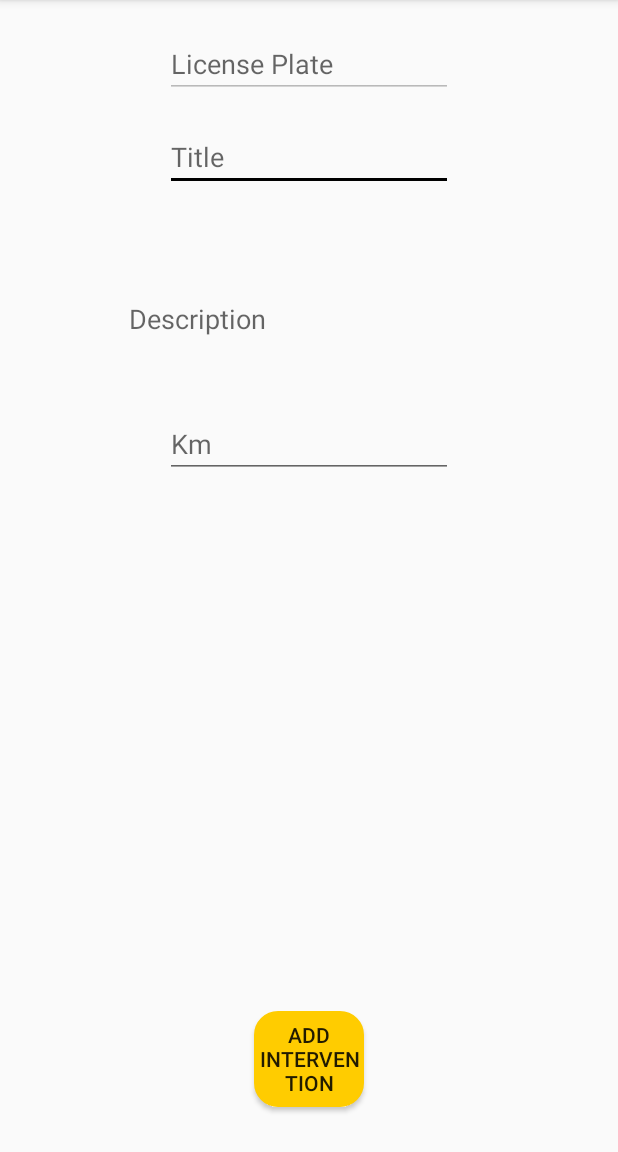
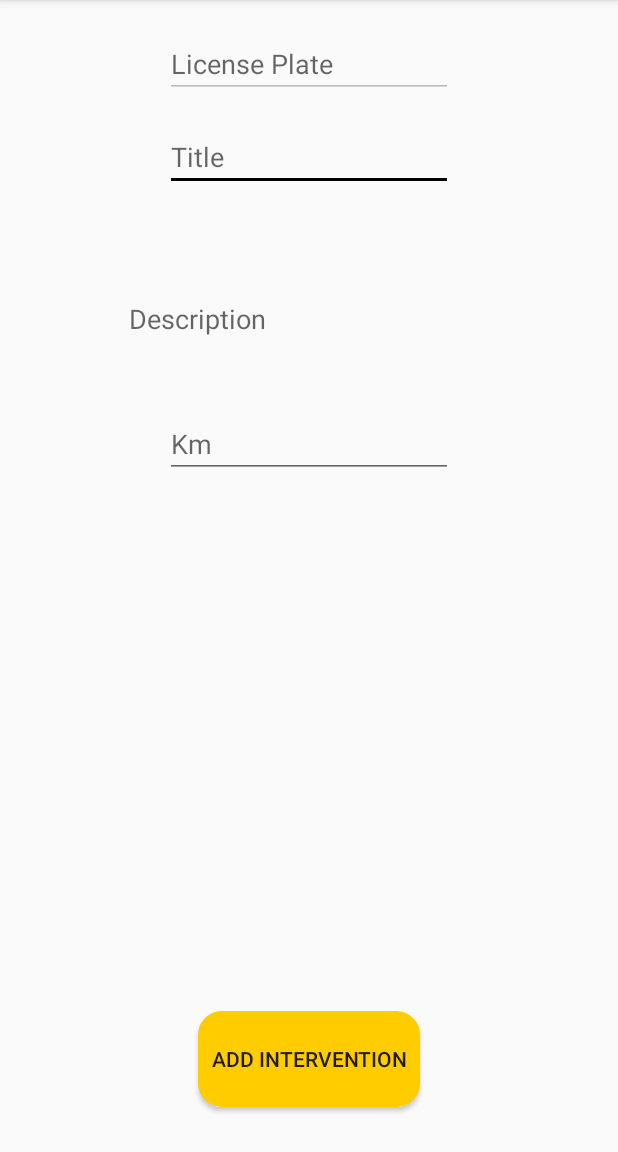
Before and after one commit to flaviomax94/CarCare-Mobile, an Android app: the AddIntervention screen opened directly, with no data from a screen before it, on a phone screen of 412 x 824 dp, the part 84-1236 px from its top. Run offline under Robolectric (Android 15) with nearby library versions, the phone set to English and light mode, and no system bars; our stand-ins replace Firebase (no records; nobody signed in at launch, a user with empty details on screens opened directly); Roboto replaces fonts that are not available here; 1 statement that could not run was skipped.

Commit message:
some bug fixed

```diff
--- a/app/src/main/res/layout/activity_add_intervention.xml
+++ b/app/src/main/res/layout/activity_add_intervention.xml
@@ -60,27 +60,26 @@
 
         <Button
             android:id="@+id/addIntervention"
-            android:layout_width="73dp"
+            android:layout_width="148dp"
             android:layout_height="64dp"
             android:layout_alignParentBottom="true"
             android:layout_centerHorizontal="true"
             android:layout_marginBottom="30dp"
             android:background="@drawable/my_button"
             android:onClick="onClick"
-            android:text="Add Intervention"
-        />
+            android:text="Add Intervention" />
 
         <Button
             android:id="@+id/updateIntervention"
-            android:layout_width="73dp"
-            android:layout_height="64dp"
+            android:layout_width="wrap_content"
+            android:layout_height="wrap_content"
             android:layout_alignParentBottom="true"
+            android:layout_alignTop="@+id/addIntervention"
             android:layout_centerHorizontal="true"
-            android:layout_alignTop="@+id/addIntervention"
+            android:layout_marginBottom="16dp"
             android:background="@drawable/my_button"
             android:onClick="onClick"
-            android:text="Update"
-            />
+            android:text="Update" />
 
     </RelativeLayout>
 </android.support.constraint.ConstraintLayout>
```
Also changed, not shown: app/src/main/java/com/example/flaviomassimo/carcare/Activities/AddCarActivity.java (+9 -0 lines), app/src/main/java/com/example/flaviomassimo/carcare/Fragment/CarFragment.java (+7 -2 lines).
